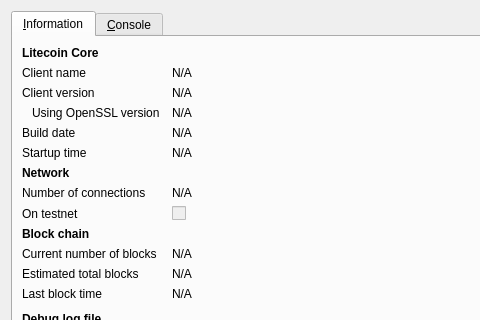
frontibit/riestercoin, file src/qt/forms/rpcconsole.ui: the form before one commit; both pictures show x 0 to 480 and y 0 to 320 of the 740 by 450 pixel window.
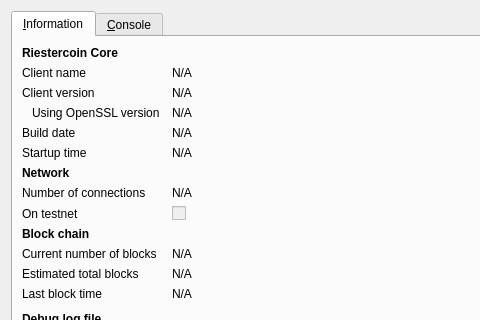
The form after the commit. Icons and pictures are not drawn.

```diff
--- a/src/qt/forms/rpcconsole.ui
+++ b/src/qt/forms/rpcconsole.ui
@@ -36,7 +36,7 @@
           </font>
          </property>
          <property name="text">
-          <string>Litecoin Core</string>
+          <string>Riestercoin Core</string>
          </property>
         </widget>
        </item>
```
Left out of the diff: 6 changed lines with no effect on the pictures.
